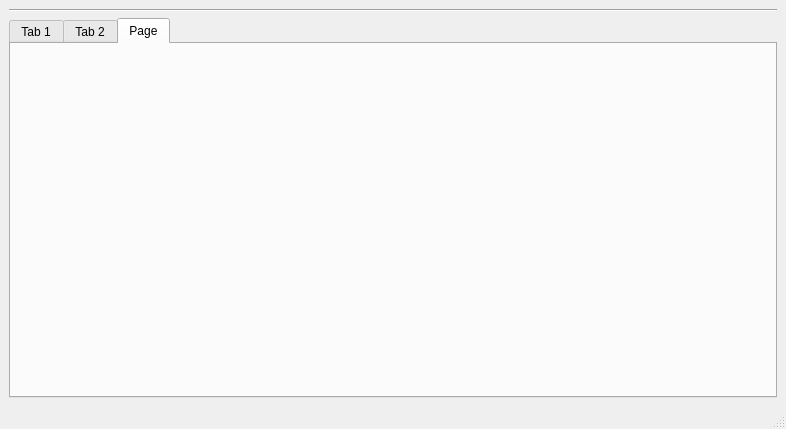
First picture: the form in dispositivos_electronicos.ui, repository alej-0/Tienda_dispositivos_electronicos, before the edit.
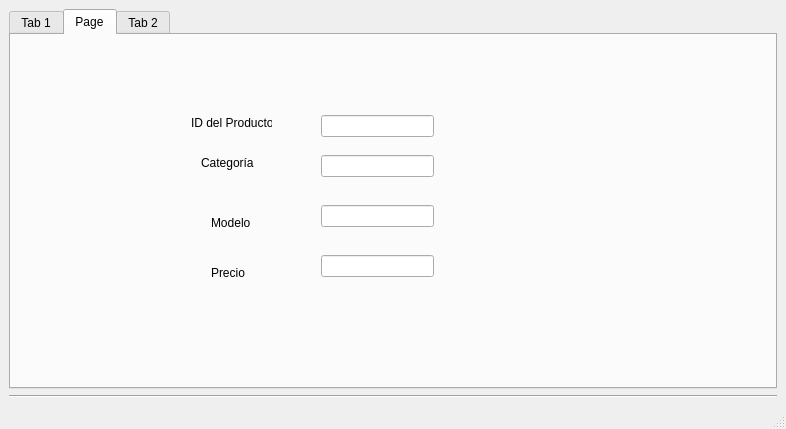
Second picture: the form after the edit. The open tabs and pages were chosen to show the change.

```diff
--- a/dispositivos_electronicos.ui
+++ b/dispositivos_electronicos.ui
@@ -18,14 +18,14 @@
   </property>
   <widget class="QWidget" name="centralwidget">
    <layout class="QGridLayout" name="gridLayout">
-    <item row="2" column="0">
+    <item row="4" column="0" rowspan="2">
      <widget class="Line" name="line">
       <property name="orientation">
        <enum>Qt::Orientation::Horizontal</enum>
       </property>
      </widget>
     </item>
-    <item row="3" column="0">
+    <item row="1" column="0">
      <widget class="QTabWidget" name="CRUD">
       <property name="currentIndex">
        <number>1</number>
@@ -342,6 +342,158 @@
          <string>Agregar</string>
         </property>
        </widget>
+       <widget class="QPushButton" name="btnCrear">
+        <property name="geometry">
+         <rect>
+          <x>0</x>
+          <y>260</y>
+          <width>51</width>
+          <height>21</height>
+         </rect>
+        </property>
+        <property name="text">
+         <string>Crear</string>
+        </property>
+       </widget>
+       <widget class="QLabel" name="label">
+        <property name="geometry">
+         <rect>
+          <x>-10</x>
+          <y>0</y>
+          <width>768</width>
+          <height>28</height>
+         </rect>
+        </property>
+        <property name="font">
+         <font>
+          <pointsize>16</pointsize>
+          <bold>true</bold>
+         </font>
+        </property>
+        <property name="text">
+         <string>&lt;html&gt;&lt;head/&gt;&lt;body&gt;&lt;p align=&quot;center&quot;&gt;&lt;span style=&quot; font-weight:700; color:#ff0000;&quot;&gt;Tienda de Dispositivos Electrónicos&lt;/span&gt;&lt;/p&gt;&lt;/body&gt;&lt;/html&gt;</string>
+        </property>
+       </widget>
+       <widget class="QLineEdit" name="txtIdEliminar">
+        <property name="geometry">
+         <rect>
+          <x>90</x>
+          <y>300</y>
+          <width>113</width>
+          <height>22</height>
+         </rect>
+        </property>
+       </widget>
+       <widget class="QPushButton" name="btnEliminar">
+        <property name="geometry">
+         <rect>
+          <x>0</x>
+          <y>300</y>
+          <width>75</width>
+          <height>24</height>
+         </rect>
+        </property>
+        <property name="text">
+         <string>Eliminar</string>
+        </property>
+       </widget>
+      </widget>
+      <widget class="QWidget" name="tab_3">
+       <attribute name="title">
+        <string>Page</string>
+       </attribute>
+       <widget class="QLabel" name="label_4">
+        <property name="geometry">
+         <rect>
+          <x>180</x>
+          <y>80</y>
+          <width>81</width>
+          <height>16</height>
+         </rect>
+        </property>
+        <property name="text">
+         <string>ID del Producto</string>
+        </property>
+       </widget>
+       <widget class="QLabel" name="label_5">
+        <property name="geometry">
+         <rect>
+          <x>190</x>
+          <y>120</y>
+          <width>61</width>
+          <height>16</height>
+         </rect>
+        </property>
+        <property name="text">
+         <string>Categoría</string>
+        </property>
+       </widget>
+       <widget class="QLabel" name="label_6">
+        <property name="geometry">
+         <rect>
+          <x>200</x>
+          <y>180</y>
+          <width>61</width>
+          <height>16</height>
+         </rect>
+        </property>
+        <property name="text">
+         <string>Modelo</string>
+        </property>
+       </widget>
+       <widget class="QLabel" name="label_7">
+        <property name="geometry">
+         <rect>
+          <x>200</x>
+          <y>230</y>
+          <width>61</width>
+          <height>16</height>
+         </rect>
+        </property>
+        <property name="text">
+         <string>Precio</string>
+        </property>
+       </widget>
+       <widget class="QLineEdit" name="txtId">
+        <property name="geometry">
+         <rect>
+          <x>310</x>
+          <y>80</y>
+          <width>113</width>
+          <height>22</height>
+         </rect>
+        </property>
+       </widget>
+       <widget class="QLineEdit" name="txtCategoria">
+        <property name="geometry">
+         <rect>
+          <x>310</x>
+          <y>120</y>
+          <width>113</width>
+          <height>22</height>
+         </rect>
+        </property>
+       </widget>
+       <widget class="QLineEdit" name="txtModelo">
+        <property name="geometry">
+         <rect>
+          <x>310</x>
+          <y>170</y>
+          <width>113</width>
+          <height>22</height>
+         </rect>
+        </property>
+       </widget>
+       <widget class="QLineEdit" name="txtPrecio">
+        <property name="geometry">
+         <rect>
+          <x>310</x>
+          <y>220</y>
+          <width>113</width>
+          <height>22</height>
+         </rect>
+        </property>
+       </widget>
       </widget>
       <widget class="QWidget" name="tab_4">
        <attribute name="title">
@@ -387,11 +539,6 @@
         </property>
        </widget>
       </widget>
-      <widget class="QWidget" name="tab_3">
-       <attribute name="title">
-        <string>Page</string>
-       </attribute>
-      </widget>
      </widget>
     </item>
    </layout>
```
Left out of the diff: 33 changed lines with no effect on the pictures.
